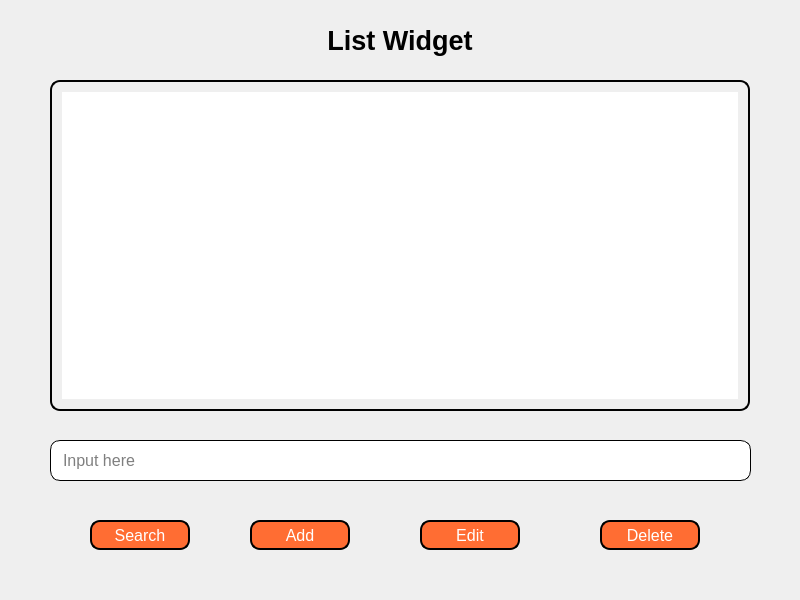
Old version of the form Lesson7/list.ui in the repository trungsliver/MK-C4K-PTI27.
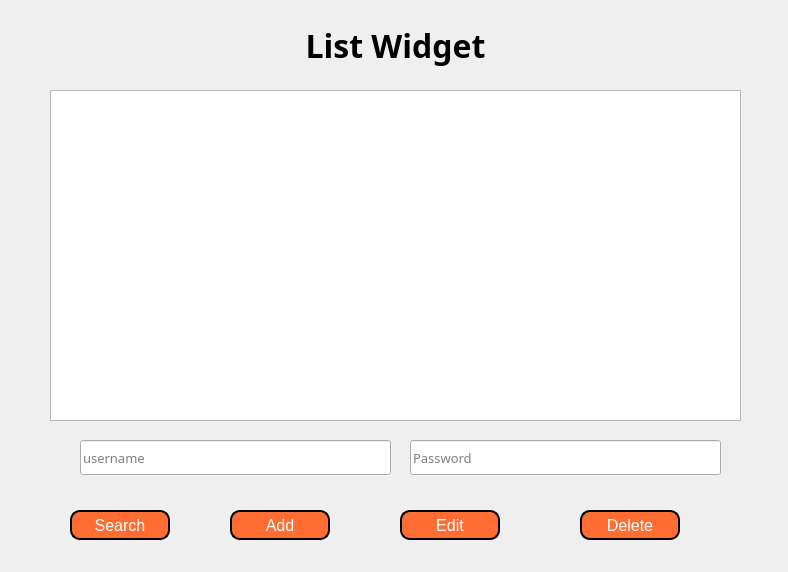
New version of the form.

Patch:
```diff
--- a/Lesson7/list.ui
+++ b/Lesson7/list.ui
@@ -6,26 +6,36 @@
    <rect>
     <x>0</x>
     <y>0</y>
-    <width>800</width>
-    <height>600</height>
+    <width>788</width>
+    <height>572</height>
    </rect>
   </property>
   <property name="windowTitle">
    <string>MainWindow</string>
   </property>
   <widget class="QWidget" name="centralwidget">
+   <widget class="QWidget" name="centralwidget_2" native="true">
+    <property name="geometry">
+     <rect>
+      <x>0</x>
+      <y>0</y>
+      <width>791</width>
+      <height>560</height>
+     </rect>
+    </property>
    <widget class="QLabel" name="label">
     <property name="geometry">
      <rect>
-      <x>200</x>
-      <y>10</y>
-      <width>400</width>
-      <height>61</height>
+       <x>240</x>
+       <y>20</y>
+       <width>311</width>
+       <height>51</height>
      </rect>
     </property>
     <property name="font">
      <font>
-      <pointsize>20</pointsize>
+       <family>Nunito Sans Normal ExtraBold</family>
+       <pointsize>24</pointsize>
       <weight>75</weight>
       <bold>true</bold>
      </font>
@@ -41,83 +51,41 @@
     <property name="geometry">
      <rect>
       <x>50</x>
-      <y>80</y>
-      <width>700</width>
+       <y>90</y>
+       <width>691</width>
       <height>331</height>
      </rect>
     </property>
     <property name="font">
      <font>
-      <pointsize>12</pointsize>
-     </font>
-    </property>
-    <property name="styleSheet">
-     <string notr="true">padding: 10px;
-border: 2px solid black;
-border-radius: 10px;</string>
-    </property>
-   </widget>
-   <widget class="QLineEdit" name="lineEdit">
+       <pointsize>15</pointsize>
+      </font>
+     </property>
+    </widget>
+    <widget class="QLineEdit" name="lineEdit_username">
     <property name="geometry">
      <rect>
-      <x>50</x>
+       <x>80</x>
       <y>440</y>
-      <width>701</width>
-      <height>41</height>
+       <width>311</width>
+       <height>35</height>
      </rect>
     </property>
     <property name="font">
      <font>
-      <pointsize>12</pointsize>
-     </font>
-    </property>
-    <property name="styleSheet">
-     <string notr="true">padding: 10px;
-border: 1px solid black;
-border-radius: 10px;</string>
-    </property>
+       <family>Nunito Sans Normal</family>
+       <pointsize>10</pointsize>
+      </font>
+     </property>
     <property name="placeholderText">
-     <string>Input here</string>
-    </property>
-   </widget>
-   <widget class="QPushButton" name="btn_add">
-    <property name="geometry">
-     <rect>
-      <x>250</x>
-      <y>520</y>
-      <width>100</width>
-      <height>30</height>
-     </rect>
-    </property>
-    <property name="font">
-     <font>
-      <pointsize>12</pointsize>
-     </font>
-    </property>
-    <property name="styleSheet">
-     <string notr="true">QPushButton{
-	background-color: rgb(255, 109, 51);
-	border: 2px solid black;
-	border-radius: 10px;
-	color: white;
-}
-
-QPushButton:hover{
-	background-color: rgb(203, 93, 2);
-	border: 2px solid black;
-	border-radius: 10px;
-	color: white;
-}</string>
-    </property>
-    <property name="text">
-     <string>Add</string>
+      <string>username</string>
     </property>
    </widget>
    <widget class="QPushButton" name="btn_search">
     <property name="geometry">
      <rect>
-      <x>90</x>
-      <y>520</y>
+       <x>70</x>
+       <y>510</y>
       <width>100</width>
       <height>30</height>
      </rect>
@@ -149,8 +117,8 @@
    <widget class="QPushButton" name="btn_edit">
     <property name="geometry">
      <rect>
-      <x>420</x>
-      <y>520</y>
+       <x>400</x>
+       <y>510</y>
       <width>100</width>
       <height>30</height>
      </rect>
@@ -179,11 +147,44 @@
      <string>Edit</string>
     </property>
    </widget>
+    <widget class="QPushButton" name="btn_add">
+     <property name="geometry">
+      <rect>
+       <x>230</x>
+       <y>510</y>
+       <width>100</width>
+       <height>30</height>
+      </rect>
+     </property>
+     <property name="font">
+      <font>
+       <pointsize>12</pointsize>
+      </font>
+     </property>
+     <property name="styleSheet">
+      <string notr="true">QPushButton{
+	background-color: rgb(255, 109, 51);
+	border: 2px solid black;
+	border-radius: 10px;
+	color: white;
+}
+
+QPushButton:hover{
+	background-color: rgb(203, 93, 2);
+	border: 2px solid black;
+	border-radius: 10px;
+	color: white;
+}</string>
+     </property>
+     <property name="text">
+      <string>Add</string>
+     </property>
+    </widget>
    <widget class="QPushButton" name="btn_delete">
     <property name="geometry">
      <rect>
-      <x>600</x>
-      <y>520</y>
+       <x>580</x>
+       <y>510</y>
       <width>100</width>
       <height>30</height>
      </rect>
@@ -211,6 +212,26 @@
     <property name="text">
      <string>Delete</string>
     </property>
+    </widget>
+    <widget class="QLineEdit" name="lineEdit_password">
+     <property name="geometry">
+      <rect>
+       <x>410</x>
+       <y>440</y>
+       <width>311</width>
+       <height>35</height>
+      </rect>
+     </property>
+     <property name="font">
+      <font>
+       <family>Nunito Sans Normal</family>
+       <pointsize>10</pointsize>
+      </font>
+     </property>
+     <property name="placeholderText">
+      <string>Password</string>
+     </property>
+    </widget>
    </widget>
   </widget>
  </widget>
```
Lines whose indentation alone changed are shown as unchanged.
